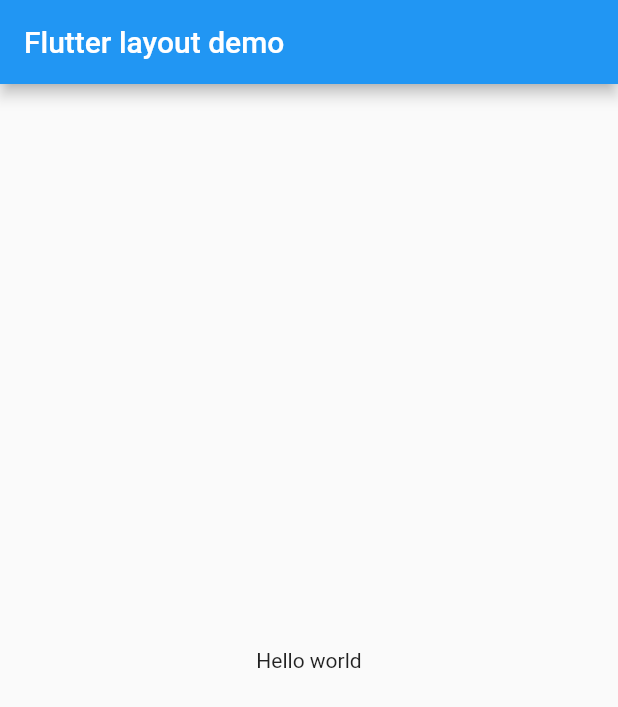
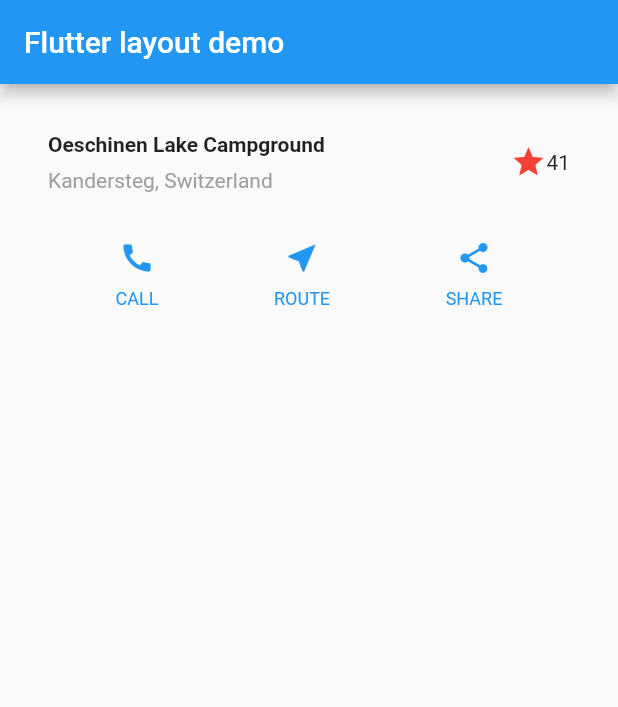
Before and after one commit to Patchx/flutter_layout_tutorial, a Flutter app: the screen it shows after launch, on a phone screen of 412 x 824 dp. Shown: the top 707 px of the screen. Run offline on Flutter 3.47's test engine with Material 2 defaults, Android fonts, the phone set to English and light mode, and no system bars.

Commit message:
added the buttons section to the UI

```diff
--- a/lib/main.dart
+++ b/lib/main.dart
@@ -49,6 +49,19 @@
       ),
     );
 
+    Color color = Theme.of(context).primaryColor;
+
+    Widget buttonSection = Container(
+      child: Row(
+        mainAxisAlignment: MainAxisAlignment.spaceEvenly,
+        children: [
+          _buildButtonColumn(color, Icons.call, 'CALL'),
+          _buildButtonColumn(color, Icons.near_me, 'ROUTE'),
+          _buildButtonColumn(color, Icons.share, 'SHARE'),
+        ],
+      ),
+    );
+
     return MaterialApp(
       title: 'Flutter layout demo',
       theme: ThemeData(
@@ -68,10 +81,34 @@
         appBar: AppBar(
           title: Text('Flutter layout demo'),
         ),
-        body: Center(
-          child: Text('Hello world'),
+        body: Column(
+          children: [
+            titleSection,
+            buttonSection,
+          ],
         ),
       ),
     );
   }
+
+  Column _buildButtonColumn(Color color, IconData icon, String label) {
+    return Column(
+      mainAxisSize: MainAxisSize.min,
+      mainAxisAlignment: MainAxisAlignment.center,
+      children: [
+        Icon(icon, color: color),
+        Container(
+          margin: const EdgeInsets.only(top: 8),
+          child: Text(
+            label,
+            style: TextStyle(
+              fontSize: 12,
+              fontWeight: FontWeight.w400,
+              color: color,
+            ),
+          ),
+        ),
+      ],
+    );
+  }
 }
```
